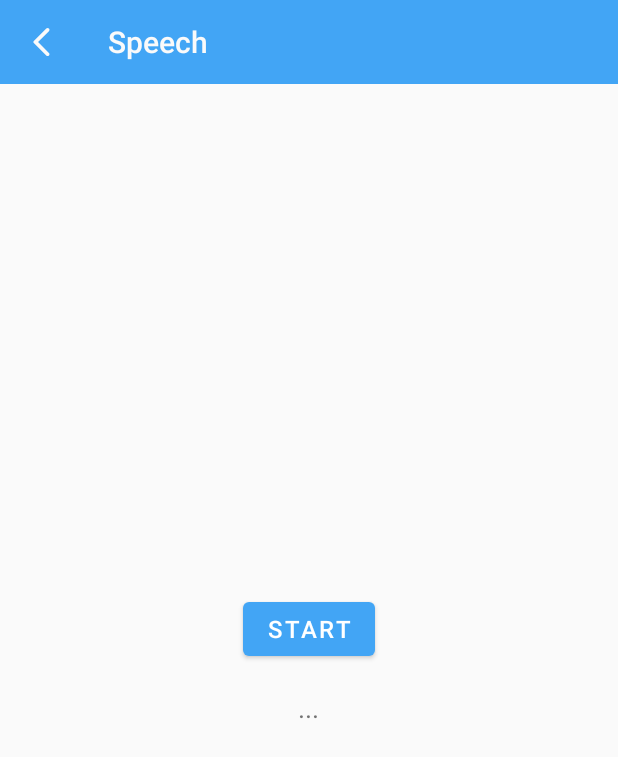
After one commit to Jimzjy/PHearing, an Android app: the SpeechActivity screen opened directly, with no data from a screen before it, on a phone screen of 412 x 824 dp. The commit adds this screen. Shown: the top 757 px of the screen. Run offline under Robolectric (Android 15) with nearby library versions, the phone set to English and light mode, and no system bars; our stand-ins replace Dagger/Hilt's generated code; libraries missing offline, so code that uses them is left out: edu.cmu.pocketsphinx; 6 statements that could not run were skipped.

Commit message:
add speech module

```diff
--- /dev/null
+++ b/app/src/main/java/io/github/phearing/phearing/common/recognition/SpeechRecognizerPH.kt
@@ -0,0 +1,136 @@
+package io.github.phearing.phearing.common.recognition
+
+import android.content.Context
+import android.os.AsyncTask
+import android.util.Log
+import androidx.lifecycle.MutableLiveData
+import dagger.Component
+import edu.cmu.pocketsphinx.*
+import io.github.phearing.phearing.common.application.ApplicationComponent
+import io.github.phearing.phearing.common.application.PHApplication
+import java.io.File
+import javax.inject.Inject
+import javax.inject.Scope
+
+const val INIT_ERROR = 0
+const val LISTENER_ERROR = 1
+
+class SpeechRecognizerPH : RecognitionListener {
+    var isStart = MutableLiveData<Boolean>()
+    var errorCallBack: ((errorMessage: Int) -> Unit)? = null
+    var timeoutCallBack: (() -> Unit)? = null
+    var resultCallBack: ((result: String) -> Unit)? = null
+
+    @Inject
+    lateinit var context: Context
+    private var mSpeechRecognizer: SpeechRecognizer? = null
+    private var mTableNo = -1
+
+    init {
+        DaggerSpeechRecognitionComponent.builder()
+                .applicationComponent(PHApplication.applicationComponent)
+                .build().inject(this)
+        isStart.value = false
+    }
+
+    fun init(tableNo: Int) {
+        this.mTableNo = tableNo
+        SetupTask(this).execute()
+    }
+
+    fun stop() {
+        mSpeechRecognizer?.stop()
+        isStart.value = false
+    }
+
+    fun start(timeout: Int = 10000) {
+        mSpeechRecognizer?.stop()
+        mSpeechRecognizer?.startListening(mTableNo.toString(), timeout)
+        isStart.value = true
+    }
+
+    fun destroy() {
+        mSpeechRecognizer?.let {
+            it.cancel()
+            it.shutdown()
+        }
+        mSpeechRecognizer = null
+    }
+
+    private fun setupRecognizer(assetsDir: File) {
+        mSpeechRecognizer = SpeechRecognizerSetup.defaultSetup()
+                .setAcousticModel(File(assetsDir, "zh-ptm"))
+                .setDictionary(File(assetsDir, "speech.dic"))
+                .recognizer
+        mSpeechRecognizer?.addListener(this)
+
+        val tableFile = File(assetsDir, "table_$mTableNo")
+        mSpeechRecognizer?.addGrammarSearch(mTableNo.toString(), tableFile)
+    }
+
+    private class SetupTask(private val mSpeechRecognizerPH: SpeechRecognizerPH) : AsyncTask<Unit, Unit, Exception?>() {
+
+        override fun doInBackground(vararg p0: Unit?): Exception? {
+            try{
+                val assets = Assets(mSpeechRecognizerPH.context)
+                val assetDir = assets.syncAssets()
+                mSpeechRecognizerPH.setupRecognizer(assetDir)
+            } catch (e: Exception) {
+                return e
+            }
+            return null
+        }
+
+        override fun onPostExecute(result: Exception?) {
+            super.onPostExecute(result)
+            if (result != null) {
+                mSpeechRecognizerPH.errorCallBack?.invoke(INIT_ERROR)
+            } else {
+                mSpeechRecognizerPH.start()
+            }
+        }
+    }
+
+    override fun onResult(p0: Hypothesis?) {
+        Log.e("", "onResult")
+    }
+
+    override fun onPartialResult(p0: Hypothesis?) {
+        p0?.let {
+            resultCallBack?.invoke(it.hypstr)
+            isStart.value = false
+            Log.e("", "onPartialResult")
+        }
+    }
+
+    override fun onTimeout() {
+        timeoutCallBack?.invoke()
+        isStart.value = false
+        Log.e("", "onTimeout")
+    }
+
+    override fun onBeginningOfSpeech() {
+        Log.e("", "onBeginningOfSpeech")
+    }
+
+    override fun onEndOfSpeech() {
+        Log.e("", "onEndOfSpeech")
+    }
+
+    override fun onError(p0: java.lang.Exception?) {
+        errorCallBack?.invoke(LISTENER_ERROR)
+        p0?.printStackTrace()
+        isStart.value = false
+        Log.e("", "onError")
+    }
+}
+
+@Scope
+@Retention(AnnotationRetention.RUNTIME)
+annotation class SpeechRecognitionScope
+
+@SpeechRecognitionScope
+@Component(dependencies = [ApplicationComponent::class])
+interface SpeechRecognitionComponent {
+    fun inject(speechRecognizerPH: SpeechRecognizerPH)
+}
--- a/app/src/main/java/io/github/phearing/phearing/ui/main/TestFragment.kt
+++ b/app/src/main/java/io/github/phearing/phearing/ui/main/TestFragment.kt
@@ -10,6 +10,7 @@ import android.view.ViewGroup
 
 import io.github.phearing.phearing.R
 import io.github.phearing.phearing.ui.audiometry.AudiometryActivity
+import io.github.phearing.phearing.ui.speech.SpeechActivity
 import kotlinx.android.synthetic.main.fragment_test.view.*
 
 
@@ -30,7 +31,7 @@ class TestFragment : Fragment() {
             startActivity(Intent(context, AudiometryActivity::class.java))
         }
         view.main_test_spam_bt.setOnClickListener {
-
+            startActivity(Intent(context, SpeechActivity::class.java))
         }
     }
 }
--- /dev/null
+++ b/app/src/main/java/io/github/phearing/phearing/ui/speech/SpeechActivity.kt
@@ -0,0 +1,29 @@
+package io.github.phearing.phearing.ui.speech
+
+import androidx.appcompat.app.AppCompatActivity
+import android.os.Bundle
+import androidx.fragment.app.Fragment
+import io.github.phearing.phearing.R
+import kotlinx.android.synthetic.main.activity_speech.*
+
+class SpeechActivity : AppCompatActivity() {
+
+    override fun onCreate(savedInstanceState: Bundle?) {
+        super.onCreate(savedInstanceState)
+        setContentView(R.layout.activity_speech)
+        if (savedInstanceState == null) {
+            supportFragmentManager.beginTransaction()
+                    .replace(R.id.speech_container, SpeechTest.newInstance())
+                    .commitNow()
+        }
+        setSupportActionBar(speech_toolbar)
+        speech_toolbar.setNavigationOnClickListener { onBackPressed() }
+    }
+
+    fun navigateTo(fragment: Fragment) {
+        supportFragmentManager.beginTransaction()
+                .replace(R.id.speech_container, fragment)
+                .addToBackStack(null)
+                .commit()
+    }
+}
--- /dev/null
+++ b/app/src/main/java/io/github/phearing/phearing/ui/speech/SpeechTest.kt
@@ -0,0 +1,66 @@
+package io.github.phearing.phearing.ui.speech
+
+
+import android.os.Bundle
+import android.util.Log
+import androidx.fragment.app.Fragment
+import android.view.LayoutInflater
+import android.view.View
+import android.view.ViewGroup
+import android.widget.TextView
+import androidx.lifecycle.Observer
+
+import io.github.phearing.phearing.R
+import io.github.phearing.phearing.common.recognition.SpeechRecognizerPH
+import kotlinx.android.synthetic.main.fragment_speech_test.view.*
+
+
+class SpeechTest : Fragment() {
+    companion object {
+        fun newInstance() = SpeechTest()
+    }
+
+    private val mRecognizer = SpeechRecognizerPH()
+    private var mTextView: TextView? = null
+
+    override fun onCreateView(inflater: LayoutInflater, container: ViewGroup?,
+                              savedInstanceState: Bundle?): View? {
+        mRecognizer.errorCallBack = {
+            Log.e("", "error $it")
+        }
+        mRecognizer.timeoutCallBack = {
+            Log.e("", "timeout")
+        }
+        mRecognizer.resultCallBack = {
+            Log.e("", it)
+            mRecognizer.stop()
+            mTextView?.text = it
+        }
+
+        mRecognizer.isStart.observe(this, Observer {
+            if (it) {
+                Log.e("", "start")
+                mTextView?.text = "..."
+            } else {
+                Log.e("", "stop")
+            }
+        })
+
+        return inflater.inflate(R.layout.fragment_speech_test, container, false)
+    }
+
+    override fun onViewCreated(view: View, savedInstanceState: Bundle?) {
+        super.onViewCreated(view, savedInstanceState)
+        view.speech_start.setOnClickListener {
+            mRecognizer.start()
+        }
+        mTextView = view.findViewById(R.id.speech_text)
+    }
+
+    override fun onActivityCreated(savedInstanceState: Bundle?) {
+        super.onActivityCreated(savedInstanceState)
+
+        mRecognizer.init(1)
+        mRecognizer.start()
+    }
+}
--- /dev/null
+++ b/app/src/main/res/layout/activity_speech.xml
@@ -0,0 +1,22 @@
+<?xml version="1.0" encoding="utf-8"?>
+<LinearLayout xmlns:android="http://schemas.android.com/apk/res/android"
+    xmlns:app="http://schemas.android.com/apk/res-auto"
+    xmlns:tools="http://schemas.android.com/tools"
+    android:layout_width="match_parent"
+    android:layout_height="match_parent"
+    android:orientation="vertical"
+    tools:context=".ui.speech.SpeechActivity">
+
+    <androidx.appcompat.widget.Toolbar
+        style="@style/Widget.PHearing.ToolBar"
+        android:id="@+id/speech_toolbar"
+        android:layout_width="match_parent"
+        android:layout_height="wrap_content"
+        app:navigationIcon="@drawable/vector_drawable_back"
+        app:title="@string/speech"/>
+
+    <FrameLayout
+        android:id="@+id/speech_container"
+        android:layout_width="match_parent"
+        android:layout_height="match_parent" />
+</LinearLayout>
--- /dev/null
+++ b/app/src/main/res/layout/fragment_speech_test.xml
@@ -0,0 +1,24 @@
+<?xml version="1.0" encoding="utf-8"?>
+<LinearLayout xmlns:android="http://schemas.android.com/apk/res/android"
+    xmlns:tools="http://schemas.android.com/tools"
+    android:layout_width="match_parent"
+    android:layout_height="match_parent"
+    android:orientation="vertical"
+    android:gravity="center"
+    tools:context=".ui.speech.SpeechTest">
+
+    <com.google.android.material.button.MaterialButton
+        android:id="@+id/speech_start"
+        style="@style/Widget.PHearing.Button"
+        android:layout_width="wrap_content"
+        android:layout_height="wrap_content"
+        android:text="start"/>
+
+    <TextView
+        android:id="@+id/speech_text"
+        style="@style/Widget.PHearing.HintTextView"
+        android:layout_width="wrap_content"
+        android:layout_height="wrap_content"
+        android:paddingTop="16dp"
+        android:text="..."/>
+</LinearLayout>
```
Also changed, not shown: app/src/main/AndroidManifest.xml (+5 -3 lines), app/build.gradle (line endings or trailing spaces), 7 other files.
